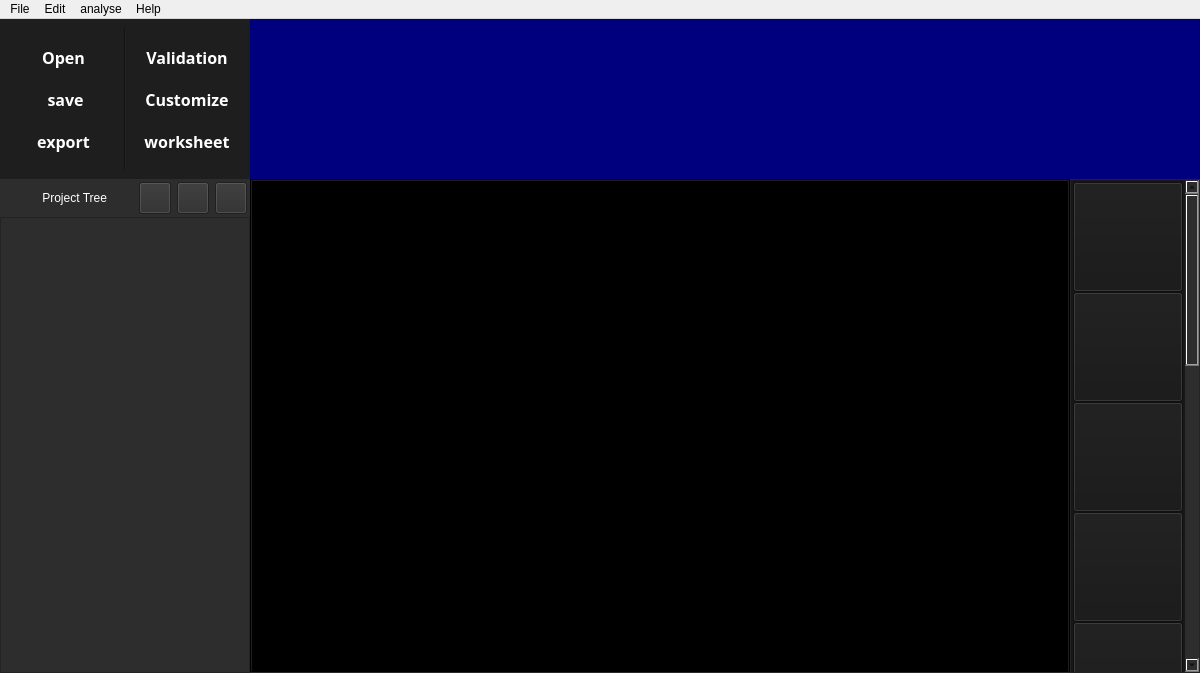
The window that form.ui (Meliani-Mehdi/Graphite_QT) describes before a commit, drawn with Qt 5.
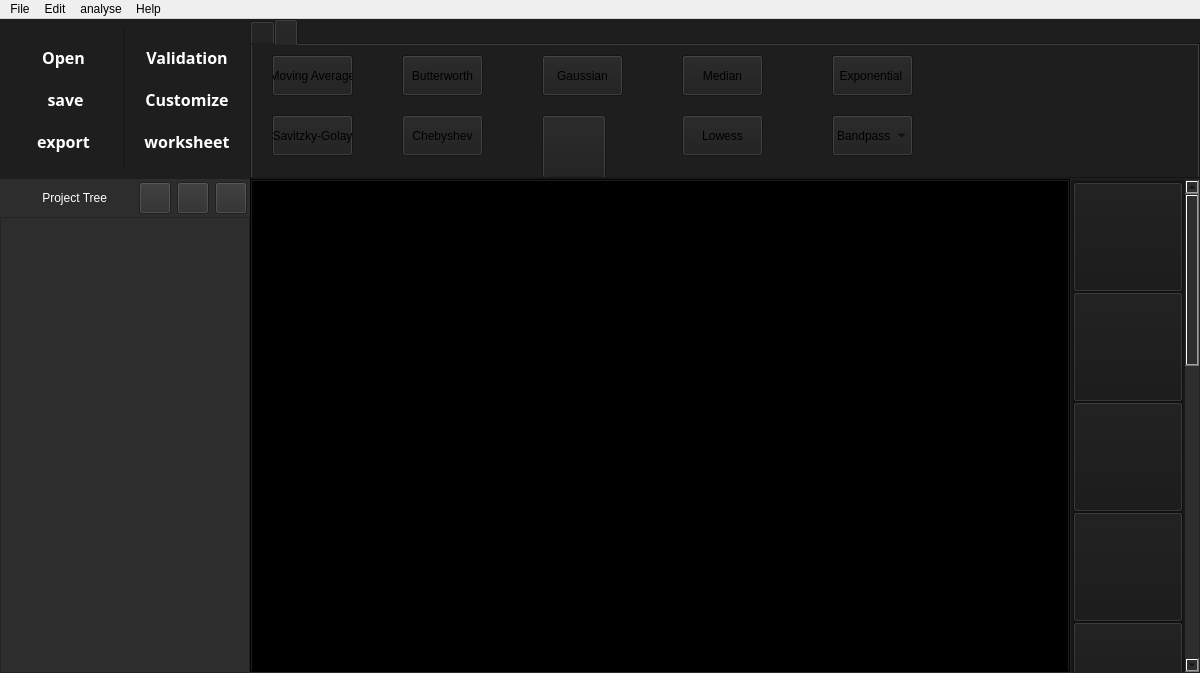
The same window after the commit. The open tabs and pages were chosen to show the change. Icons and pictures are not drawn.

Commit message: report button will be finished soon

Patch:
```diff
--- a/form.ui
+++ b/form.ui
@@ -456,24 +456,14 @@
             </widget>
            </item>
            <item>
-            <widget class="QStackedWidget" name="mode_frames">
+            <widget class="QTabWidget" name="mode_frames">
              <property name="currentIndex">
               <number>3</number>
              </property>
-             <widget class="QWidget" name="Math_page">
-              <property name="styleSheet">
-               <string notr="true">background-color:rgb(0, 0, 127)</string>
-              </property>
-             </widget>
-             <widget class="QWidget" name="Eccomerce_page">
-              <property name="styleSheet">
-               <string notr="true">background-color:rgb(85, 255, 0)</string>
-              </property>
-             </widget>
-             <widget class="QWidget" name="Biology_page">
-              <property name="styleSheet">
-               <string notr="true"/>
-              </property>
+             <widget class="QWidget" name="mode_framesPage3" native="true">
+              <attribute name="title">
+               <string/>
+              </attribute>
               <widget class="QPushButton" name="min_max">
                <property name="geometry">
                 <rect>
@@ -731,10 +721,10 @@
                </item>
               </widget>
              </widget>
-             <widget class="QWidget" name="filter">
-              <property name="styleSheet">
-               <string notr="true"/>
-              </property>
+             <widget class="QWidget" name="mode_framesPage4" native="true">
+              <attribute name="title">
+               <string/>
+              </attribute>
               <widget class="QPushButton" name="move">
                <property name="geometry">
                 <rect>
```
Left out of the diff: 28 changed lines with no effect on the pictures. The commit also changes 2 other files.
